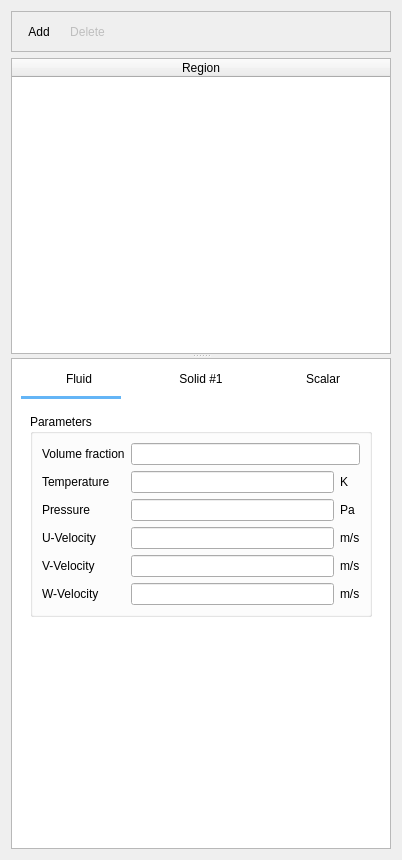
The window that gui/uifiles/initial_conditions.ui (truongd8593/mfix) describes before a commit, drawn with Qt 5.
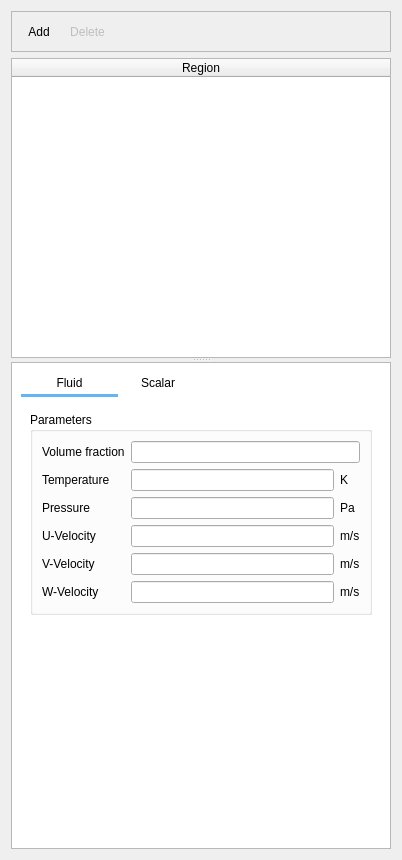
The same window after the commit. Custom widgets are drawn as their Qt base class.

What changed in the file:
```diff
--- a/gui/uifiles/initial_conditions.ui
+++ b/gui/uifiles/initial_conditions.ui
@@ -13,8 +13,8 @@
   <property name="windowTitle">
    <string>Form</string>
   </property>
-  <layout class="QVBoxLayout" name="verticalLayout_2">
-   <item>
+  <layout class="QGridLayout" name="gridLayout_3">
+   <item row="0" column="0">
     <widget class="QFrame" name="frame_add_delete">
      <property name="frameShape">
       <enum>QFrame::StyledPanel</enum>
@@ -66,7 +66,7 @@
      </layout>
     </widget>
    </item>
-   <item>
+   <item row="1" column="0">
     <widget class="QSplitter" name="splitter">
      <property name="orientation">
       <enum>Qt::Vertical</enum>
@@ -124,11 +124,14 @@
          <height>494</height>
         </rect>
        </property>
-       <layout class="QVBoxLayout" name="verticalLayout_3">
-        <item>
-         <layout class="QHBoxLayout" name="tab_box">
-          <item>
-           <widget class="QPushButton" name="tab_fluid">
+       <layout class="QGridLayout" name="gridLayout_4">
+        <item row="0" column="0">
+         <layout class="QGridLayout" name="tab_box">
+          <property name="spacing">
+           <number>0</number>
+          </property>
+          <item row="0" column="0">
+           <widget class="QPushButton" name="pushbutton_fluid">
             <property name="text">
              <string>Fluid</string>
             </property>
@@ -137,18 +140,8 @@
             </property>
            </widget>
           </item>
-          <item>
-           <widget class="QPushButton" name="tab_solid_1">
-            <property name="text">
-             <string>Solid #1</string>
-            </property>
-            <property name="flat">
-             <bool>true</bool>
-            </property>
-           </widget>
-          </item>
-          <item>
-           <widget class="QPushButton" name="tab_scalar">
+          <item row="0" column="1">
+           <widget class="QPushButton" name="pushbutton_scalar">
             <property name="text">
              <string>Scalar</string>
             </property>
@@ -157,10 +150,14 @@
             </property>
            </widget>
           </item>
-         </layout>
-        </item>
-        <item>
-         <widget class="Line" name="line">
+          <item row="1" column="0">
+           <widget class="Line" name="tab_underline">
+            <property name="sizePolicy">
+             <sizepolicy hsizetype="Expanding" vsizetype="Fixed">
+              <horstretch>0</horstretch>
+              <verstretch>0</verstretch>
+             </sizepolicy>
+            </property>
           <property name="minimumSize">
            <size>
             <width>0</width>
@@ -169,7 +166,7 @@
           </property>
           <property name="maximumSize">
            <size>
-            <width>100</width>
+              <width>16777215</width>
             <height>3</height>
            </size>
           </property>
@@ -187,7 +184,22 @@
           </property>
          </widget>
         </item>
-        <item>
+         </layout>
+        </item>
+        <item row="0" column="1">
+         <spacer name="horizontalSpacer_2">
+          <property name="orientation">
+           <enum>Qt::Horizontal</enum>
+          </property>
+          <property name="sizeHint" stdset="0">
+           <size>
+            <width>175</width>
+            <height>20</height>
+           </size>
+          </property>
+         </spacer>
+        </item>
+        <item row="1" column="0" colspan="2">
          <widget class="QStackedWidget" name="stackedwidget">
           <widget class="QWidget" name="page_fluid">
            <layout class="QGridLayout" name="gridLayout">
@@ -299,7 +311,7 @@
           </widget>
          </widget>
         </item>
-        <item>
+        <item row="2" column="1">
          <spacer name="verticalSpacer">
           <property name="orientation">
            <enum>Qt::Vertical</enum>
```
Left out of the diff: 7 changed lines with no effect on the pictures. Lines whose indentation alone changed are shown as unchanged.
